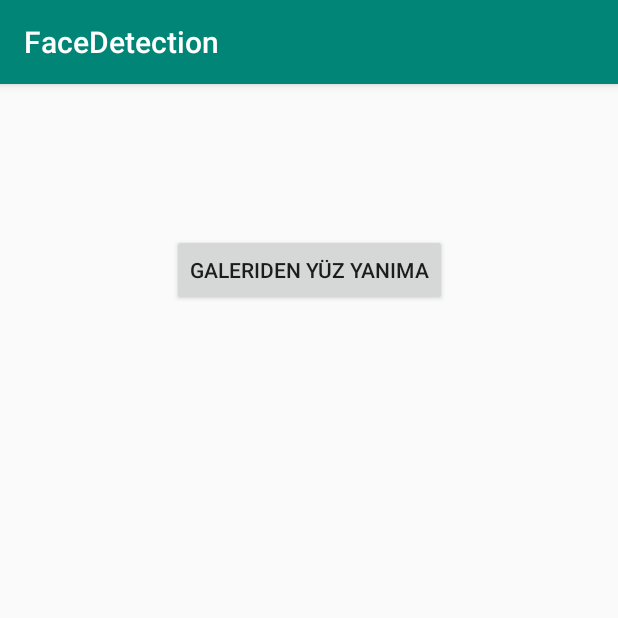
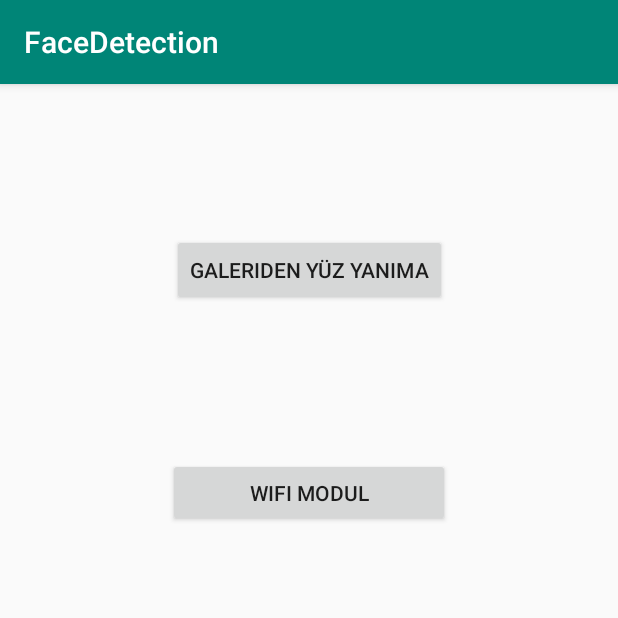
Before and after one commit to yedhrab/BitirmeProjesi-Eski, an Android app: the screen it shows after launch (MainActivity), on a phone screen of 412 x 824 dp, the top half of it. Run offline under Robolectric (Android 15) with nearby library versions, the light colour scheme and no system bars.

Commit message:
Wifi activity'sini açan buton eklendi
no problem

```diff
--- a/app/src/main/res/layout/activity_main.xml
+++ b/app/src/main/res/layout/activity_main.xml
@@ -15,4 +15,15 @@
         app:layout_constraintEnd_toEndOf="parent"
         app:layout_constraintStart_toStartOf="parent"
         app:layout_constraintTop_toTopOf="parent" />
+
+    <Button
+        android:id="@+id/btnw"
+        android:layout_width="188dp"
+        android:layout_height="46dp"
+        android:text="@string/second_button"
+        app:layout_constraintBottom_toBottomOf="parent"
+        app:layout_constraintEnd_toEndOf="parent"
+        app:layout_constraintStart_toStartOf="parent"
+        app:layout_constraintTop_toBottomOf="@+id/btn_gallery"
+        app:layout_constraintVertical_bias="0.176" />
 </androidx.constraintlayout.widget.ConstraintLayout>
--- a/app/src/main/res/values/strings.xml
+++ b/app/src/main/res/values/strings.xml
@@ -1,4 +1,5 @@
 <resources>
     <string name="app_name">FaceDetection</string>
     <string name="first_button">Galeriden Yüz Yanıma</string>
+    <string name="second_button">WIFI MODUL</string>
 </resources>
```
